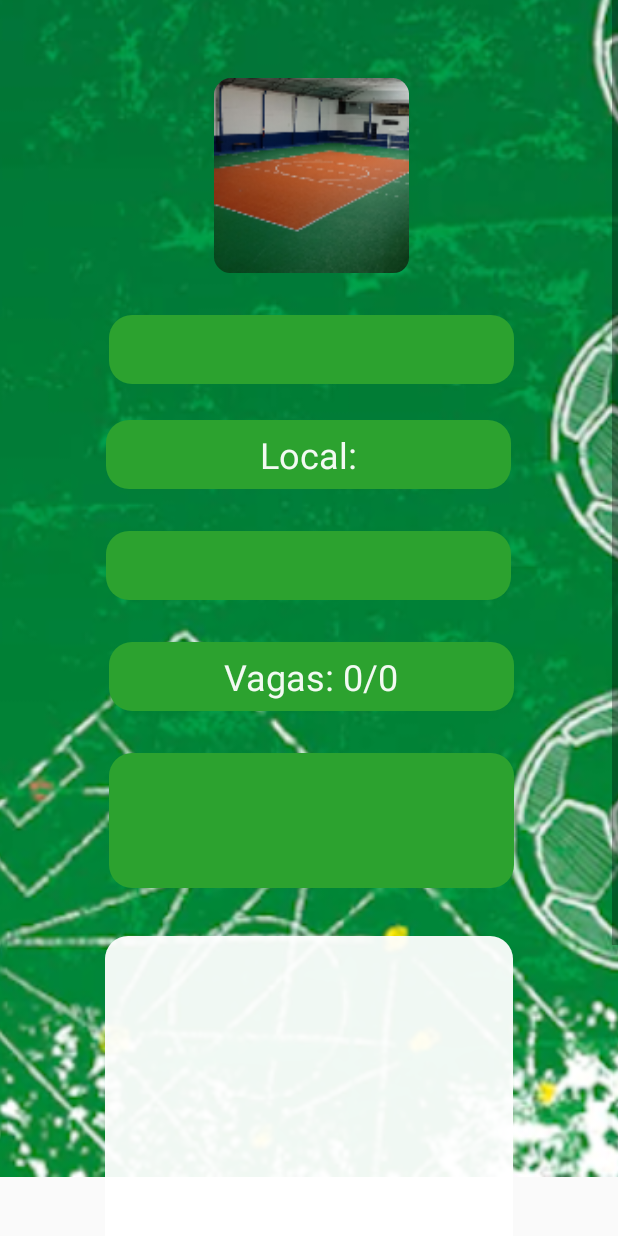
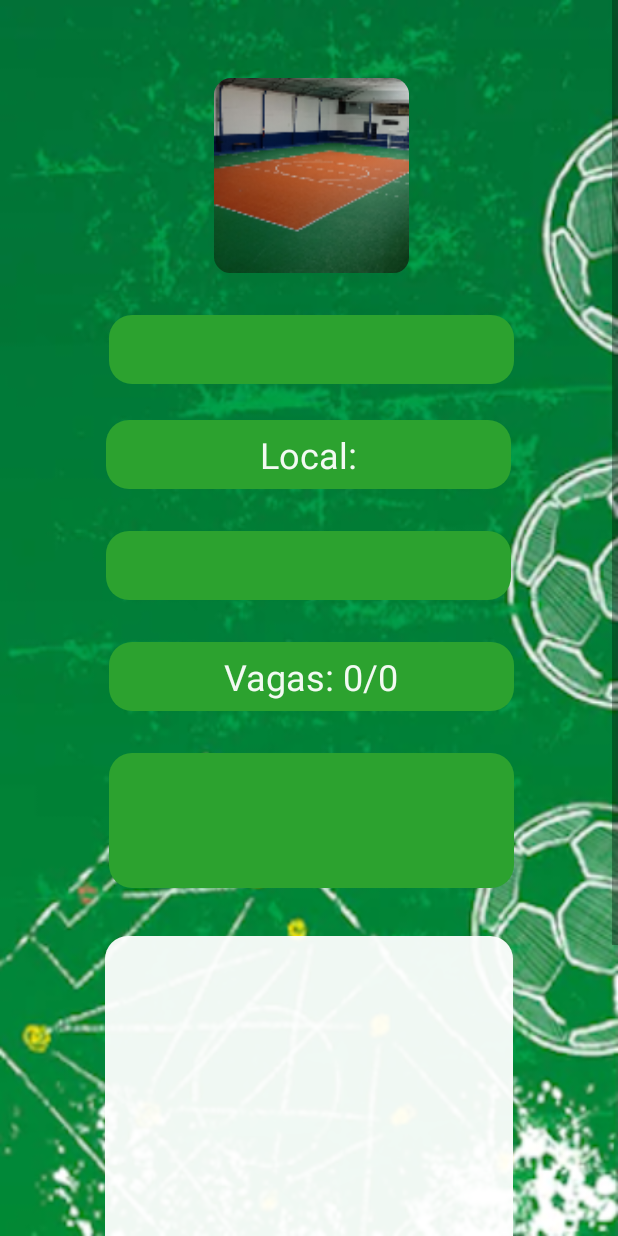
Before and after one commit to Bueno02/GoPlayApp, an Android app: the EntraGameActivity screen opened directly, with no data from a screen before it, on a phone screen of 412 x 824 dp. Run offline under Robolectric (Android 15) with nearby library versions, the phone set to English and light mode, and no system bars; 2 statements that could not run were skipped.

Commit message:
BackgroundImage

```diff
--- a/app/src/main/res/layout/activity_entra_game.xml
+++ b/app/src/main/res/layout/activity_entra_game.xml
@@ -7,15 +7,11 @@
               android:orientation="vertical">
     <androidx.constraintlayout.widget.ConstraintLayout
             android:layout_width="match_parent"
-            android:layout_height="match_parent">
+            android:layout_height="match_parent"
+            android:background="@drawable/tatics"
+    >
 
-        <ImageView
-                android:layout_width="500dp"
-                app:srcCompat="@drawable/tatics"
-                android:id="@+id/imageView5"
-                app:layout_constraintTop_toTopOf="parent" app:layout_constraintBottom_toBottomOf="parent"
-                android:layout_marginBottom="190dp" app:layout_constraintStart_toStartOf="parent"
-                app:layout_constraintEnd_toEndOf="parent" android:layout_height="1000dp" android:minHeight="900dp"/>
+
         <ScrollView
                 android:layout_width="0dp"
                 android:layout_height="0dp" android:id="@+id/scrollView4"
@@ -34,7 +30,7 @@
                         android:layout_height="1078dp"
                         android:id="@+id/constraintLayout5"
                         app:layout_constraintTop_toTopOf="parent" app:layout_constraintStart_toStartOf="parent"
-                        app:layout_constraintBottom_toBottomOf="parent" app:layout_constraintHorizontal_bias="1.0"
+                        app:layout_constraintBottom_toBottomOf="parent" app:layout_constraintHorizontal_bias="0.0"
                         app:layout_constraintVertical_bias="0.0"
                         android:layout_marginEnd="8dp" android:layout_marginRight="8dp"
                         app:layout_constraintEnd_toEndOf="parent">
--- a/app/src/main/res/layout/activity_user_info.xml
+++ b/app/src/main/res/layout/activity_user_info.xml
@@ -10,7 +10,7 @@
     <androidx.constraintlayout.widget.ConstraintLayout
             android:layout_width="0dp"
             android:layout_height="0dp"
-            android:background="#2CA22F"
+            android:background="@drawable/player"
             android:id="@+id/constraintLayout" app:layout_constraintEnd_toEndOf="parent"
             app:layout_constraintTop_toTopOf="parent" app:layout_constraintStart_toStartOf="parent"
             app:layout_constraintBottom_toBottomOf="parent">
```
Also changed, not shown: app/src/main/res/drawable-v21/player.jpg (added).
